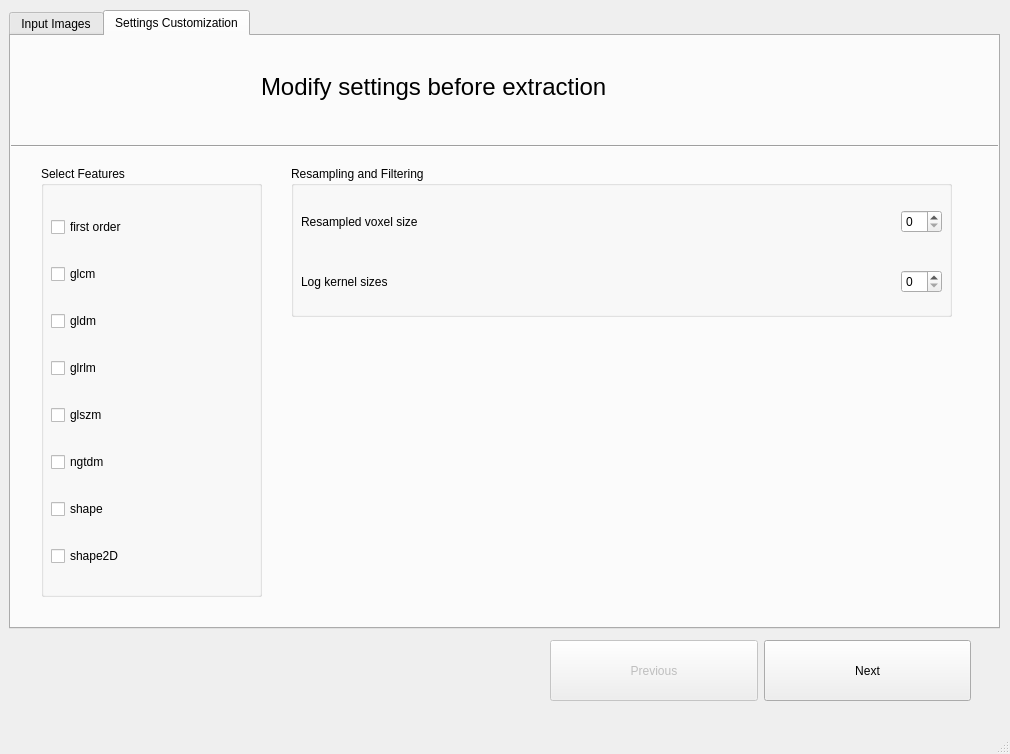
Above: ui/radiomics-feature-extractor.ui from manos-mark/radiomics-features-extraction before the change. Below: the same form after it.
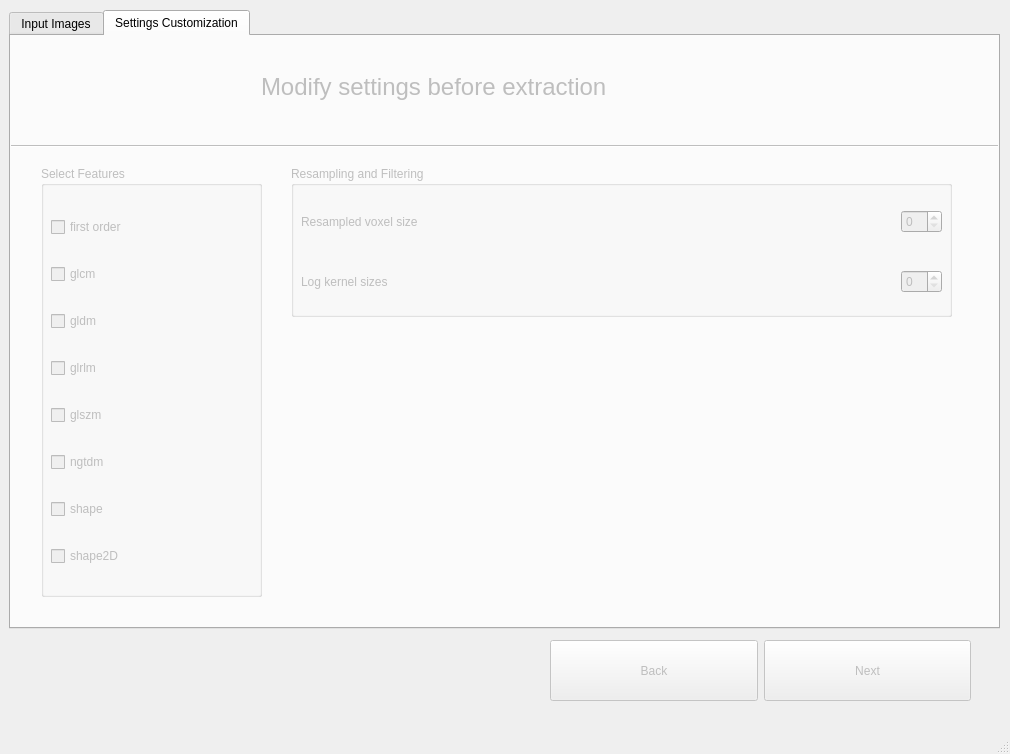
That is the form after the change.

```diff
--- a/ui/radiomics-feature-extractor.ui
+++ b/ui/radiomics-feature-extractor.ui
@@ -358,6 +358,9 @@
      </widget>
     </widget>
     <widget class="QWidget" name="settings_customization_tab">
+     <property name="enabled">
+      <bool>false</bool>
+     </property>
      <property name="cursor">
       <cursorShape>ArrowCursor</cursorShape>
      </property>
@@ -589,12 +592,15 @@
         </sizepolicy>
        </property>
        <property name="text">
-        <string>Previous</string>
+        <string>Back</string>
        </property>
       </widget>
      </item>
      <item>
       <widget class="QPushButton" name="next_btn">
+       <property name="enabled">
+        <bool>false</bool>
+       </property>
        <property name="sizePolicy">
         <sizepolicy hsizetype="Minimum" vsizetype="Preferred">
          <horstretch>0</horstretch>
```
Left out of the diff: 4 changed lines with no effect on the pictures.
